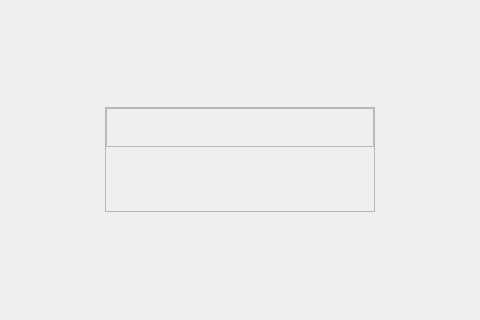
frozenflux3/munt-official, file src/qt/_Gulden/forms/welcomedialog.ui: the form before one commit; both pictures show x 418 to 898 and y 165 to 485 of the 1316 by 650 pixel window.
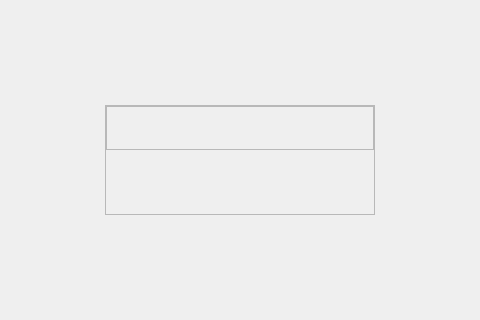
The form after the commit. Icons and pictures are not drawn.

Commit message: UI: Fix some space issues in new styling

The edit to the form file:
```diff
--- a/src/qt/_Gulden/forms/welcomedialog.ui
+++ b/src/qt/_Gulden/forms/welcomedialog.ui
@@ -363,7 +363,7 @@
                    <number>0</number>
                   </property>
                   <property name="topMargin">
-                   <number>0</number>
+                   <number>5</number>
                   </property>
                   <property name="rightMargin">
                    <number>0</number>
```
The commit also changes 1 other file.
